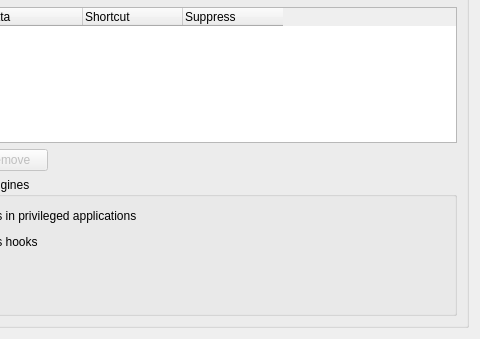
The window that src/mumble/GlobalShortcut.ui (mumble-voip/mumble) describes before a commit, drawn with Qt 5; both pictures show x 141 to 621 and y 203 to 542 of the 621 by 542 pixel window.
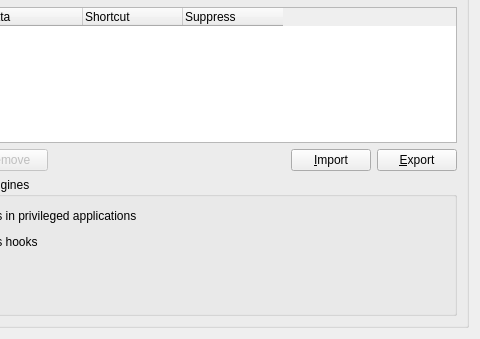
The same window after the commit.

Commit message:
Introduce export and import for global shortcuts
This functionality ignores server specific shortcuts (shortcuts with
server specific targets).
These are stored to the database through a different mechanism.

Patch:
```diff
--- a/src/mumble/GlobalShortcut.ui
+++ b/src/mumble/GlobalShortcut.ui
@@ -204,6 +204,26 @@
           </property>
          </spacer>
         </item>
+        <item>
+         <widget class="QPushButton" name="qpbImport">
+          <property name="toolTip">
+           <string>Import shortcuts from a file, replacing the current shortcuts.</string>
+          </property>
+          <property name="text">
+           <string>&amp;Import</string>
+          </property>
+         </widget>
+        </item>
+        <item>
+         <widget class="QPushButton" name="qpbExport">
+          <property name="toolTip">
+           <string>Export global shortcuts to a file (does not include server specific shortcuts).</string>
+          </property>
+          <property name="text">
+           <string>&amp;Export</string>
+          </property>
+         </widget>
+        </item>
        </layout>
       </item>
       <item>
```
The commit also changes 4 other files.
